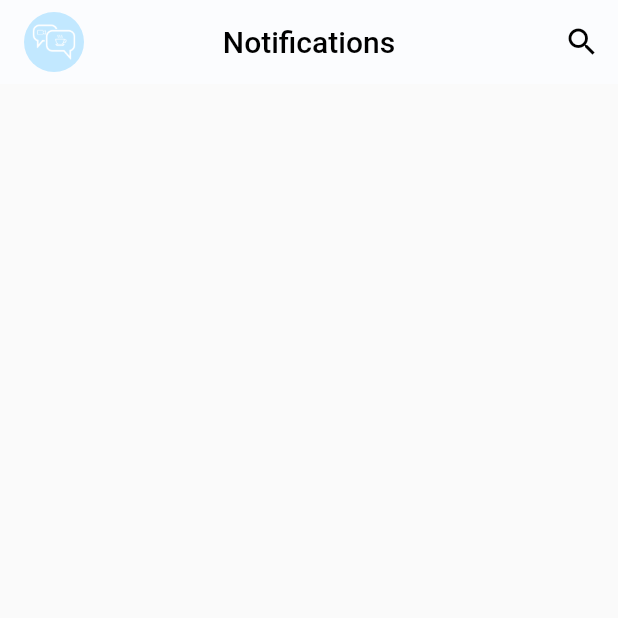
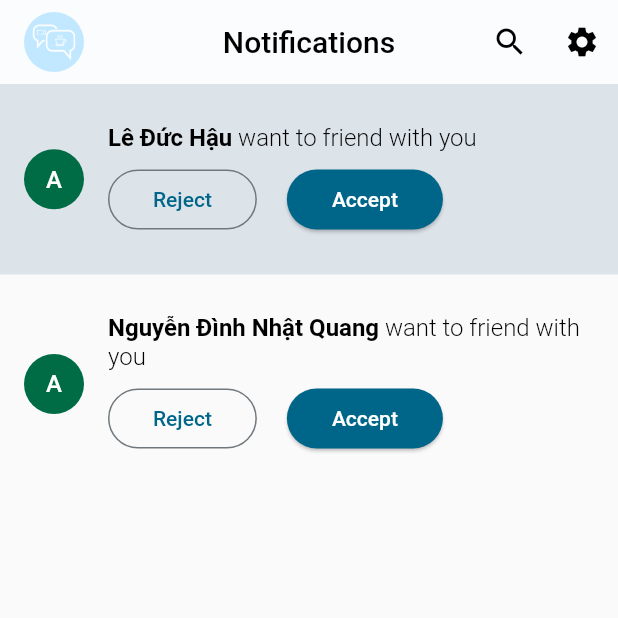
Before and after one commit to quangnhat22/cs_chat_app, a Flutter app: the NotificationPage screen opened directly, on a phone screen of 412 x 824 dp, the top half of it. Run offline on Flutter 3.47's test engine with Material 2 defaults, Android fonts, the phone set to English and light mode, and no system bars; our stand-ins replace cached_network_image, device_info_plus, dio, equatable, firebase_auth, firebase_core and 13 more; missing offline and left inert: wechat_assets_picker; accounts and stored records are empty; generated files the repository leaves out were written again; project files that could hold a hidden picture were left out.

Commit message:
Add notification page

```diff
--- a/lib/common/widgets/stateless/app_bar/m_home_app_bar.dart
+++ b/lib/common/widgets/stateless/app_bar/m_home_app_bar.dart
@@ -10,11 +10,13 @@ class MHomeAppBar extends StatelessWidget implements PreferredSizeWidget {
     required this.title,
     this.bottomWidget,
     this.numberNotification = 0,
+    this.actionButton,
   });
 
   final String title;
   final PreferredSizeWidget? bottomWidget;
   final int numberNotification;
+  final Widget? actionButton;
 
   @override
   Widget build(BuildContext context) {
@@ -39,7 +41,12 @@ class MHomeAppBar extends StatelessWidget implements PreferredSizeWidget {
         overflow: TextOverflow.ellipsis,
         style: AppTextStyles.titleAppBarTextStyle,
       ),
-      actions: [IconButton(onPressed: () {}, icon: const Icon(Icons.search))],
+      actions: [
+        IconButton(
+          onPressed: () {},
+          icon: const Icon(Icons.search)),
+          if(actionButton != null) actionButton!
+          ],
       bottom: bottomWidget,
     );
   }
--- a/lib/core/langs/app_en.arb
+++ b/lib/core/langs/app_en.arb
@@ -69,5 +69,8 @@
   "group": "Group",
   "personal": "Personal",
   "take_photo": "Take Photo",
-  "choose_from_gallery": "Choose from gallery"
+  "choose_from_gallery": "Choose from gallery",
+  "want_to_friend_with_you": " want to friend with you",
+  "current": "Current",
+  "active": "Active"
 }
--- a/lib/core/langs/app_vi.arb
+++ b/lib/core/langs/app_vi.arb
@@ -69,5 +69,8 @@
   "group": "Nhóm",
   "personal": "Cá nhân",
   "take_photo": "Chụp ảnh mới",
-  "choose_from_gallery": "Chọn ảnh đại diện có sẵn"
+  "choose_from_gallery": "Chọn ảnh đại diện có sẵn",
+  "want_to_friend_with_you": " muốn kết bạn với bạn",
+  "current": "Hiện tại",
+  "active": "Kích hoạt"
 }
--- a/lib/core/routes/app_routes.dart
+++ b/lib/core/routes/app_routes.dart
@@ -2,11 +2,14 @@ import 'package:chatapp/domain/entities/user_entity.dart';
 import 'package:chatapp/presentation/auth/fogot_password/forgot_password.dart';
 import 'package:chatapp/presentation/auth/login/login.dart';
 import 'package:chatapp/presentation/auth/register/register.dart';
+import 'package:chatapp/presentation/chat/chat_main/pages/chat_main_page.dart';
 import 'package:chatapp/presentation/chat/chat_room/pages/chat_room_page.dart';
+import 'package:chatapp/presentation/device/device_administration.dart';
 import 'package:chatapp/presentation/friends/find_new_friend/find_new_friend.dart';
 import 'package:chatapp/presentation/friends/friends_infor/friends_infor.dart';
 import 'package:chatapp/presentation/home/pages/home_page.dart';
 import 'package:chatapp/presentation/loading/loading_page.dart';
+import 'package:chatapp/presentation/notification/notication_lib.dart';
 import 'package:chatapp/presentation/setting/edit_profile/edit_profile.dart';
 import 'package:flutter/material.dart';
 
@@ -22,7 +25,7 @@ class AppRoutes {
       case RouteName.loginPage:
         return _buildRoute(
           settings,
-          const LoginPage(),
+          const DeviceMainPage(),
         );
       case RouteName.signUpPage:
         return _buildRoute(
--- a/lib/presentation/home/pages/home_page.dart
+++ b/lib/presentation/home/pages/home_page.dart
@@ -2,7 +2,7 @@ import 'package:chatapp/presentation/chat/chat_main/pages/chat_main_page.dart';
 import 'package:chatapp/presentation/friends/friends_dash_board/friends_dash_board.dart';
 import 'package:chatapp/presentation/group/group_main/group_main_page.dart';
 import 'package:chatapp/presentation/home/widgets/list_bottom_navigation.dart';
-import 'package:chatapp/presentation/notification/page/notification_page.dart';
+import 'package:chatapp/presentation/notification/notication_lib.dart';
 import 'package:chatapp/presentation/setting/setting_main/setting_main.dart';
 import 'package:flutter/material.dart';
 
--- a/lib/presentation/notification/page/notification_page.dart
+++ b/lib/presentation/notification/page/notification_page.dart
@@ -1,6 +1,4 @@
-import 'package:chatapp/common/widgets/stateless/app_bar/m_home_app_bar.dart';
-import 'package:flutter/material.dart';
-import 'package:flutter_gen/gen_l10n/app_localizations.dart';
+part of notifications_lib;
 
 class NotificationPage extends StatelessWidget {
   const NotificationPage({Key? key}) : super(key: key);
@@ -8,7 +6,17 @@ class NotificationPage extends StatelessWidget {
   @override
   Widget build(BuildContext context) {
     return Scaffold(
-      appBar: MHomeAppBar(title: AppLocalizations.of(context)!.notifications),
+      appBar: MHomeAppBar(
+        title: AppLocalizations.of(context)!.notifications,
+        actionButton: IconButton(
+          icon: const Icon(Icons.settings),
+          onPressed: () {},
+        ),
+      ),
+       body: SingleChildScrollView(
+        child: NotificationList(),
+      ),
+
     );
   }
 }
--- /dev/null
+++ b/lib/presentation/notification/widgets/notification_list.dart
@@ -0,0 +1,71 @@
+part of notifications_lib;
+
+class NotificationList extends StatelessWidget {
+  NotificationList({super.key});
+
+  final names = ['Lê Đức Hậu', 'Nguyễn Đình Nhật Quang'];
+
+  @override
+  Widget build(BuildContext context) {
+    return ListView.builder(
+      shrinkWrap: true,
+      itemBuilder: (context, index) {
+        return ListTile(
+          title: RichText(
+              text: TextSpan(
+                  style: const TextStyle(
+                    fontSize: 16,
+                    color: Colors.black,
+                  ),
+                  children: <TextSpan>[
+                TextSpan(
+                  text: names[index],
+                  style: const TextStyle(fontWeight: FontWeight.w600),
+                ),
+                TextSpan(
+                  text: AppLocalizations.of(context)!.want_to_friend_with_you,
+                  style: const TextStyle(fontWeight: FontWeight.w300),
+                )
+              ])),
+          leading: CircleAvatar(
+            backgroundColor: Theme.of(context).colorScheme.tertiary,
+            child: Text(
+              'A',
+              style: TextStyle(
+                color: Theme.of(context).colorScheme.onPrimary,
+              ))),
+          subtitle: Padding(
+            padding: const EdgeInsets.only(top: 8),
+            child: Wrap(
+              spacing: 20,
+              children: <Widget>[
+                OutlinedButton(
+                  onPressed: () {},
+                  style: const ButtonStyle(
+                      padding: MaterialStatePropertyAll(
+                          EdgeInsets.symmetric(horizontal: 30))),
+                  child: Text(AppLocalizations.of(context)!.reject_request),
+                ),
+                ElevatedButton(
+                  style: ElevatedButton.styleFrom(
+                      backgroundColor: Theme.of(context).colorScheme.primary,
+                      foregroundColor:
+                          Theme.of(context).colorScheme.onSecondary,
+                      padding: const EdgeInsets.symmetric(horizontal: 30)),
+                  onPressed: () {},
+                  child: Text(AppLocalizations.of(context)!.accept_request),
+                )
+              ],
+            ),
+          ),
+          tileColor: index % 2 == 0
+              ? Theme.of(context).colorScheme.surfaceVariant
+              : null,
+          contentPadding:
+              const EdgeInsets.symmetric(vertical: 18, horizontal: 16),
+        );
+      },
+      itemCount: names.length,
+    );
+  }
+}
--- a/pubspec.yaml
+++ b/pubspec.yaml
@@ -40,7 +40,7 @@ dependencies:
   hive_flutter: ^1.1.0
   get_it: ^7.2.0
   injectable: ^2.1.1
-  firebase_core: ^2.9.0
+  firebase_core: ^2.13.0
   freezed_annotation: ^2.2.0
   json_annotation: ^4.8.0
   hive_generator: ^2.0.0
```
Also changed, not shown: lib/presentation/device/device_administration.dart (added, +11 -0 lines), lib/presentation/device/device_page/device_page.dart (added, +38 -0 lines), lib/presentation/device/widgets/device_list.dart (added, +43 -0 lines), lib/presentation/device/widgets/segment_button_device.dart (added, +59 -0 lines), lib/presentation/notification/notication_lib.dart (added, +8 -0 lines), pubspec.lock.
